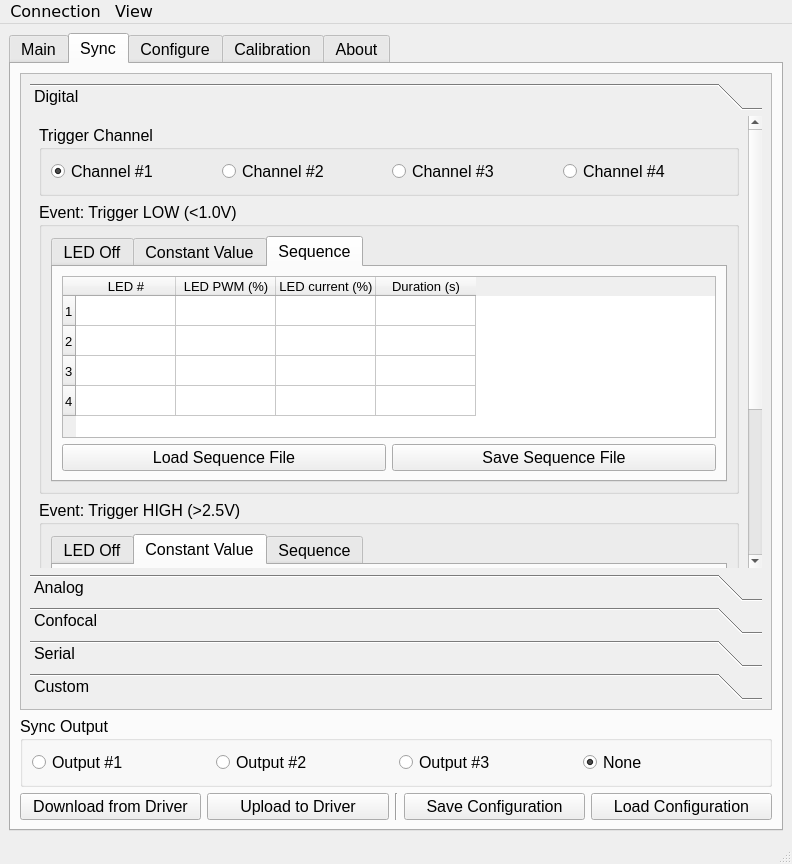
The window that Software/GUI_code/QtDesigner_GUI.ui (Llamero/Four_Channel_MHz_LED_Driver) describes before a commit, drawn with Qt 5.
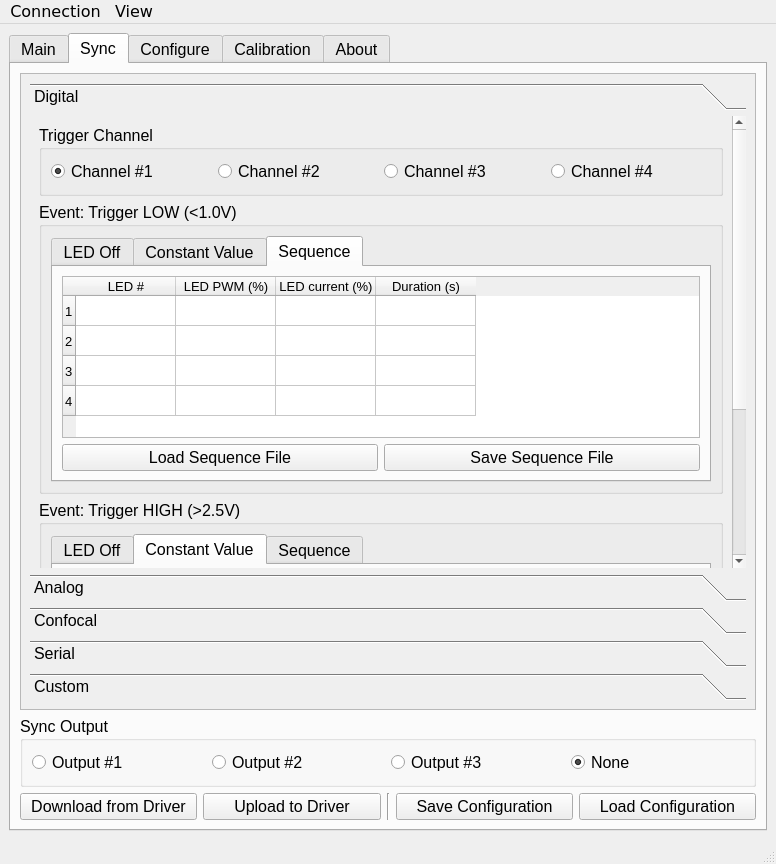
The same window after the commit. The open tabs and pages were chosen to show the change. Custom widgets are drawn as their Qt base class.

Commit message: Digital sync model loader working - also added more widget getters/setters

The edit to the form file:
```diff
--- a/Software/GUI_code/QtDesigner_GUI.ui
+++ b/Software/GUI_code/QtDesigner_GUI.ui
@@ -9,7 +9,7 @@
    <rect>
     <x>0</x>
     <y>0</y>
-    <width>792</width>
+    <width>776</width>
     <height>864</height>
    </rect>
   </property>
@@ -412,7 +412,7 @@
             <rect>
              <x>0</x>
              <y>0</y>
-             <width>748</width>
+             <width>732</width>
              <height>649</height>
             </rect>
            </property>
@@ -429,8 +429,8 @@
                <property name="geometry">
                 <rect>
                  <x>0</x>
-                 <y>-155</y>
-                 <width>713</width>
+                 <y>-142</y>
+                 <width>697</width>
                  <height>628</height>
                 </rect>
                </property>
@@ -4843,7 +4843,7 @@
     <rect>
      <x>0</x>
      <y>0</y>
-     <width>792</width>
+     <width>776</width>
      <height>24</height>
     </rect>
    </property>
```
Left out of the diff: 60 changed lines with no effect on the pictures. The commit also changes 4 other files.
